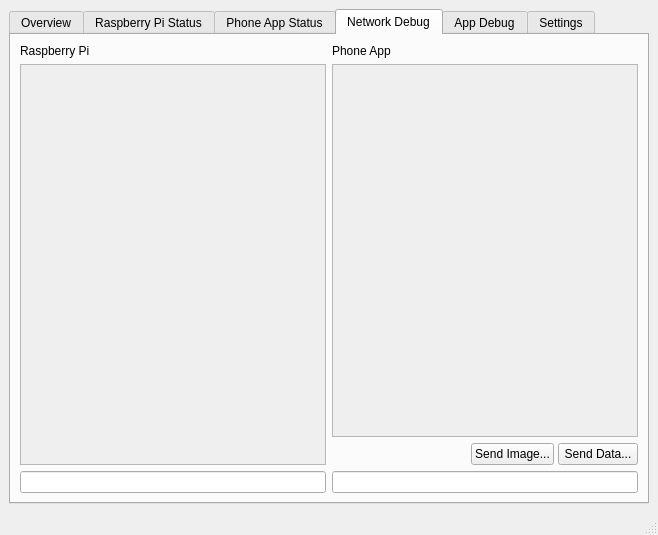
gtcodes22/Cubiclean_Farm_Robot, file tcp-server/server_ui/form.ui: the form before one commit.
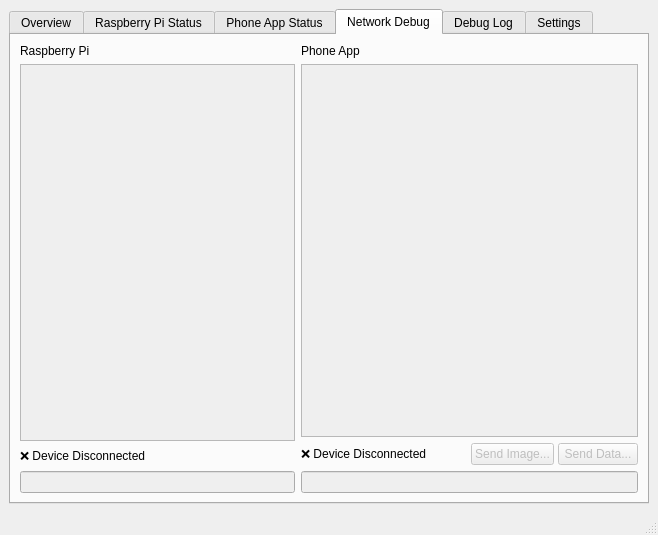
The form after the commit.

Diff of the .ui file:
```diff
--- a/tcp-server/server_ui/form.ui
+++ b/tcp-server/server_ui/form.ui
@@ -451,6 +451,9 @@
           </item>
           <item>
            <widget class="QScrollArea" name="scrollArea_rpi">
+            <property name="enabled">
+             <bool>true</bool>
+            </property>
             <property name="widgetResizable">
              <bool>true</bool>
             </property>
@@ -459,8 +462,8 @@
               <rect>
                <x>0</x>
                <y>0</y>
-               <width>306</width>
-               <height>402</height>
+               <width>302</width>
+               <height>378</height>
               </rect>
              </property>
              <layout class="QVBoxLayout" name="verticalLayout_4">
@@ -482,7 +485,31 @@
            </widget>
           </item>
           <item>
-           <widget class="QLineEdit" name="lineEdit_rpi"/>
+           <layout class="QHBoxLayout" name="horizontalLayout_4">
+            <property name="bottomMargin">
+             <number>0</number>
+            </property>
+            <item>
+             <widget class="QLabel" name="label_BotConnectStatus">
+              <property name="minimumSize">
+               <size>
+                <width>0</width>
+                <height>18</height>
+               </size>
+              </property>
+              <property name="text">
+               <string>❌ Device Disconnected</string>
+              </property>
+             </widget>
+            </item>
+           </layout>
+          </item>
+          <item>
+           <widget class="QLineEdit" name="lineEdit_rpi">
+            <property name="enabled">
+             <bool>false</bool>
+            </property>
+           </widget>
           </item>
          </layout>
         </item>
@@ -497,6 +524,9 @@
           </item>
           <item>
            <widget class="QScrollArea" name="scrollArea_app">
+            <property name="enabled">
+             <bool>true</bool>
+            </property>
             <property name="widgetResizable">
              <bool>true</bool>
             </property>
@@ -505,7 +535,7 @@
               <rect>
                <x>0</x>
                <y>0</y>
-               <width>306</width>
+               <width>310</width>
                <height>376</height>
               </rect>
              </property>
@@ -538,6 +568,13 @@
             <property name="bottomMargin">
              <number>0</number>
             </property>
+            <item>
+             <widget class="QLabel" name="label_AppConnectStatus">
+              <property name="text">
+               <string>❌ Device Disconnected</string>
+              </property>
+             </widget>
+            </item>
             <item>
              <spacer name="horizontalSpacer_2">
               <property name="orientation">
@@ -553,6 +590,9 @@
             </item>
             <item>
              <widget class="QPushButton" name="pushButton_app_sendImg">
+              <property name="enabled">
+               <bool>false</bool>
+              </property>
               <property name="text">
                <string>Send Image...</string>
               </property>
@@ -560,6 +600,9 @@
             </item>
             <item>
              <widget class="QPushButton" name="pushButton_app_sendDat">
+              <property name="enabled">
+               <bool>false</bool>
+              </property>
               <property name="text">
                <string>Send Data...</string>
               </property>
@@ -568,7 +611,11 @@
            </layout>
           </item>
           <item>
-           <widget class="QLineEdit" name="lineEdit_app"/>
+           <widget class="QLineEdit" name="lineEdit_app">
+            <property name="enabled">
+             <bool>false</bool>
+            </property>
+           </widget>
           </item>
          </layout>
         </item>
@@ -576,7 +623,7 @@
       </widget>
       <widget class="QWidget" name="tab_appDebug">
        <attribute name="title">
-        <string>App Debug</string>
+        <string>Debug Log</string>
        </attribute>
        <layout class="QVBoxLayout" name="verticalLayout">
         <item>
```
Left out of the diff: 33 changed lines with no effect on the pictures.
